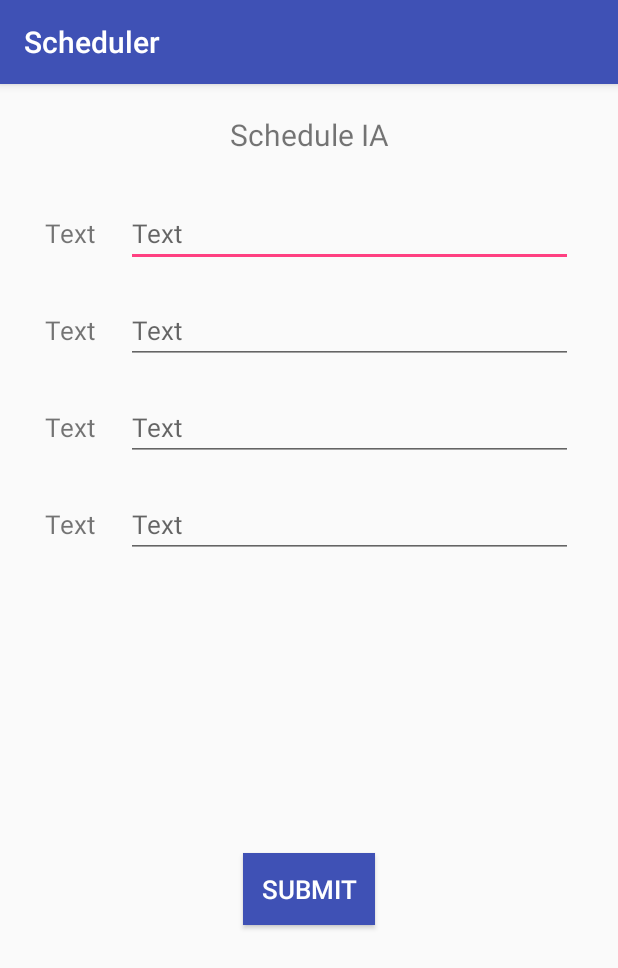
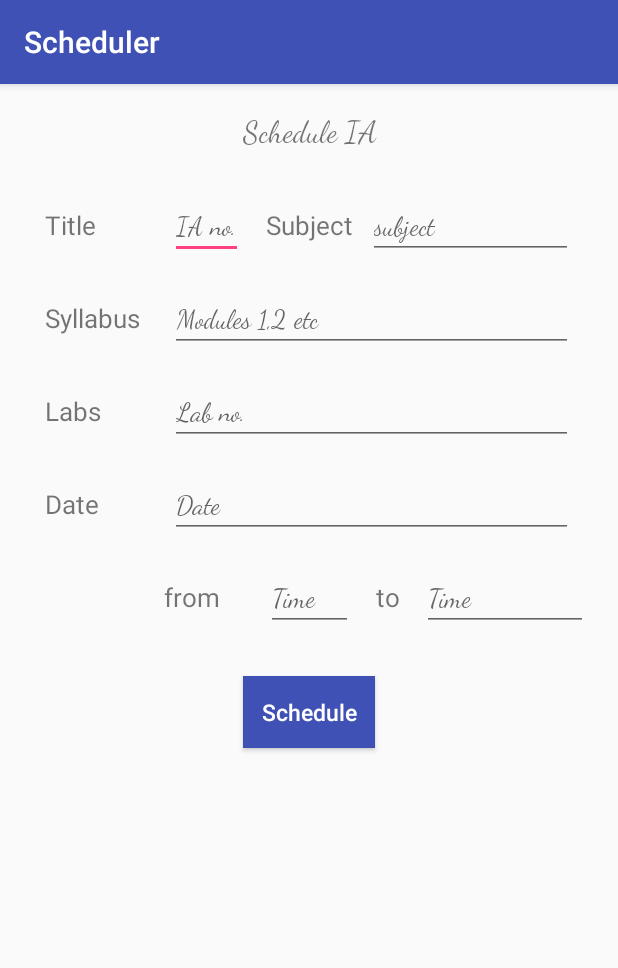
Before and after one commit to pandeod/Quiz-App, an Android app: the ScheduleForm screen opened directly, with no data from a screen before it, on a phone screen of 412 x 824 dp. Shown: the top 968 px of the screen. Run offline under Robolectric (Android 15) with nearby library versions, the phone set to English and light mode, and no system bars.

Commit message:
schedule form added

```diff
--- a/QuizApp/app/src/main/java/com/internship/scheduler/Activity/Faculty/FacultyHome.java
+++ b/QuizApp/app/src/main/java/com/internship/scheduler/Activity/Faculty/FacultyHome.java
@@ -36,7 +36,7 @@ public class FacultyHome extends AppCompatActivity implements OnDateSelectedList
 // floating button : https://github.com/yavski/fab-speed-dial/blob/master/README.md
 // Calendar Day : https://prolificinteractive.github.io/material-calendarview/com/prolificinteractive/materialcalendarview/CalendarDay.html
 // Calendar View : https://github.com/prolificinteractive/material-calendarview/blob/master/README.md
-
+// Date & Time picker : https://github.com/wdullaer/MaterialDateTimePicker
 
         todaysDate=findViewById(R.id.date_today);
         calendarView=findViewById(R.id.calendarView);
--- a/QuizApp/app/src/main/java/com/internship/scheduler/Activity/Faculty/ScheduleForm.java
+++ b/QuizApp/app/src/main/java/com/internship/scheduler/Activity/Faculty/ScheduleForm.java
@@ -1,9 +1,20 @@
 package com.internship.scheduler.Activity.Faculty;
 
+import android.annotation.SuppressLint;
+import android.app.DatePickerDialog;
+import android.app.Dialog;
+import android.app.TimePickerDialog;
+import android.support.v4.app.DialogFragment;
 import android.support.v7.app.AppCompatActivity;
 import android.os.Bundle;
+import android.text.format.DateFormat;
+import android.view.View;
+import android.widget.DatePicker;
+import android.widget.TimePicker;
 
 import com.internship.scheduler.R;
+
+import java.util.Calendar;
 
 public class ScheduleForm extends AppCompatActivity {
 
@@ -11,5 +22,40 @@ public class ScheduleForm extends AppCompatActivity {
     protected void onCreate(Bundle savedInstanceState) {
         super.onCreate(savedInstanceState);
         setContentView(R.layout.activity_schedule_form);
+
+        DatePickerDialog.OnDateSetListener myDateListener = new DatePickerDialog.OnDateSetListener() {
+            @Override
+            public void onDateSet(DatePicker arg0, int arg1, int arg2, int arg3) {
+                // arg1 = year
+                // arg2 = month
+                // arg3 = day
+            }
+        };
+    }
+
+    public void showTimePickerDialog(View v) {
+        DialogFragment newFragment = new TimePickerFragment();
+        newFragment.show(getSupportFragmentManager(), "timePicker");
     }
 }
+
+@SuppressLint("ValidFragment")
+class TimePickerFragment extends DialogFragment
+        implements TimePickerDialog.OnTimeSetListener {
+
+    @Override
+    public Dialog onCreateDialog(Bundle savedInstanceState) {
+        // Use the current time as the default values for the picker
+        final Calendar c = Calendar.getInstance();
+        int hour = c.get(Calendar.HOUR_OF_DAY);
+        int minute = c.get(Calendar.MINUTE);
+
+        // Create a new instance of TimePickerDialog and return it
+        return new TimePickerDialog(getActivity(), this, hour, minute,
+                DateFormat.is24HourFormat(getActivity()));
+    }
+
+    public void onTimeSet(TimePicker view, int hourOfDay, int minute) {
+        // Do something with the time chosen by the user
+    }
+}
--- a/QuizApp/app/src/main/res/layout/activity_schedule_form.xml
+++ b/QuizApp/app/src/main/res/layout/activity_schedule_form.xml
@@ -11,6 +11,7 @@
         android:text="Schedule IA"
         android:gravity="center"
         android:textSize="20sp"
+        android:fontFamily="cursive"
         android:layout_marginTop="20dp"
         android:layout_marginLeft="20dp"
         android:layout_marginRight="20dp"
@@ -19,9 +20,9 @@
     <GridLayout
         android:layout_margin="20dp"
         android:layout_width="match_parent"
-        android:layout_height="match_parent">
+        android:layout_height="wrap_content">
         <TextView
-            android:text="Text"
+            android:text="Title"
             android:gravity="center"
             android:layout_margin="10dp"
             android:layout_column="0"
@@ -30,7 +31,9 @@
             android:layout_height="wrap_content"
             android:layout_width="wrap_content" />
         <EditText
-            android:hint="Text"
+            android:hint="IA no."
+            android:id="@+id/schedule_ia_name"
+            android:fontFamily="cursive"
             android:layout_margin="10dp"
             android:layout_column="1"
             android:layout_row="0"
@@ -39,7 +42,30 @@
             android:layout_height="wrap_content"
             android:layout_width="wrap_content" />
         <TextView
-            android:text="Text"
+            android:text="Subject"
+            android:gravity="center"
+            android:layout_marginTop="10dp"
+            android:layout_marginBottom="10dp"
+            android:layout_marginLeft="5dp"
+            android:layout_column="2"
+            android:layout_row="0"
+            android:textSize="17sp"
+            android:layout_height="wrap_content"
+            android:layout_width="wrap_content" />
+        <EditText
+            android:hint="subject"
+            android:id="@+id/schedule_ia_subject"
+            android:fontFamily="cursive"
+            android:layout_margin="10dp"
+            android:layout_column="3"
+            android:layout_columnSpan="2"
+            android:layout_row="0"
+            android:textSize="17sp"
+            android:layout_gravity="fill_horizontal"
+            android:layout_height="wrap_content"
+            android:layout_width="wrap_content" />
+        <TextView
+            android:text="Syllabus"
             android:gravity="center"
             android:layout_margin="10dp"
             android:layout_column="0"
@@ -48,16 +74,19 @@
             android:layout_height="wrap_content"
             android:layout_width="wrap_content" />
         <EditText
-            android:hint="Text"
+            android:hint="Modules 1,2 etc"
+            android:id="@+id/schedule_ia_syllabus"
+            android:fontFamily="cursive"
             android:layout_margin="10dp"
             android:layout_column="1"
             android:layout_row="1"
+            android:layout_columnSpan="4"
             android:textSize="17sp"
             android:layout_gravity="fill_horizontal"
             android:layout_height="wrap_content"
             android:layout_width="wrap_content" />
         <TextView
-            android:text="Text"
+            android:text="Labs"
             android:gravity="center"
             android:layout_margin="10dp"
             android:layout_column="0"
@@ -66,16 +95,19 @@
             android:layout_height="wrap_content"
             android:layout_width="wrap_content" />
         <EditText
-            android:hint="Text"
+            android:hint="Lab no."
+            android:id="@+id/schedule_ia_labs"
+            android:fontFamily="cursive"
             android:layout_margin="10dp"
             android:layout_column="1"
             android:layout_row="2"
+            android:layout_columnSpan="4"
             android:textSize="17sp"
             android:layout_gravity="fill_horizontal"
             android:layout_height="wrap_content"
             android:layout_width="wrap_content" />
         <TextView
-            android:text="Text"
+            android:text="Date"
             android:gravity="center"
             android:layout_margin="10dp"
             android:layout_column="0"
@@ -84,27 +116,85 @@
             android:layout_height="wrap_content"
             android:layout_width="wrap_content" />
         <EditText
-            android:hint="Text"
+            android:hint="Date"
+            android:id="@+id/schedule_ia_date"
+            android:fontFamily="cursive"
             android:layout_margin="10dp"
             android:layout_column="1"
             android:layout_row="3"
+            android:inputType="date"
+            android:layout_columnSpan="4"
             android:textSize="17sp"
             android:layout_gravity="fill_horizontal"
             android:layout_height="wrap_content"
             android:layout_width="wrap_content" />
-        <Button
-            android:text="Submit"
-            android:elevation="3dp"
+
+        <TextView
+            android:layout_width="wrap_content"
+            android:layout_height="wrap_content"
+            android:layout_column="1"
+            android:layout_marginTop="10dp"
+            android:layout_marginBottom="10dp"
+            android:layout_marginLeft="5dp"
+            android:layout_row="4"
             android:gravity="center"
-            android:background="@color/colorPrimary"
-            android:textColor="#fff"
-            android:layout_margin="10dp"
-            android:layout_column="0"
-            android:layout_columnSpan="2"
+            android:text="from"
+            android:textSize="17sp" />
+        <EditText
+            android:hint="Time"
+            android:id="@+id/schedule_ia_time_from"
+            android:onClick="showTimePickerDialog"
+            android:fontFamily="cursive"
+            android:layout_marginTop="10dp"
+            android:layout_marginBottom="10dp"
+            android:layout_marginLeft="5dp"
+            android:layout_column="2"
             android:layout_row="4"
+            android:inputType="time"
             android:textSize="17sp"
-            android:layout_gravity="center"
+            android:layout_gravity="fill_horizontal"
+            android:layout_height="wrap_content"
+            android:layout_width="wrap_content" />
+
+        <TextView
+            android:layout_width="35dp"
+            android:layout_height="wrap_content"
+            android:layout_column="3"
+            android:layout_marginTop="10dp"
+            android:layout_marginBottom="10dp"
+            android:layout_marginLeft="5dp"
+            android:layout_row="4"
+            android:gravity="center"
+            android:text="to"
+            android:textSize="17sp" />
+
+        <EditText
+            android:hint="Time"
+            android:id="@+id/schedule_ia_time_to"
+            android:onClick="showTimePickerDialog"
+            android:fontFamily="cursive"
+            android:layout_marginTop="10dp"
+            android:layout_marginBottom="10dp"
+            android:layout_marginLeft="5dp"
+            android:layout_column="4"
+            android:layout_row="4"
+            android:inputType="time"
+            android:textSize="17sp"
+            android:layout_gravity="fill_horizontal"
             android:layout_height="wrap_content"
             android:layout_width="wrap_content" />
     </GridLayout>
+
+    <Button
+        android:text="Schedule"
+        android:elevation="3dp"
+        android:textAllCaps="false"
+        android:gravity="center"
+        android:background="@color/colorPrimary"
+        android:textColor="#fff"
+        android:padding="10dp"
+        android:textSize="15sp"
+        android:layout_gravity="center"
+        android:layout_height="wrap_content"
+        android:layout_width="wrap_content" />
 </LinearLayout>
```
